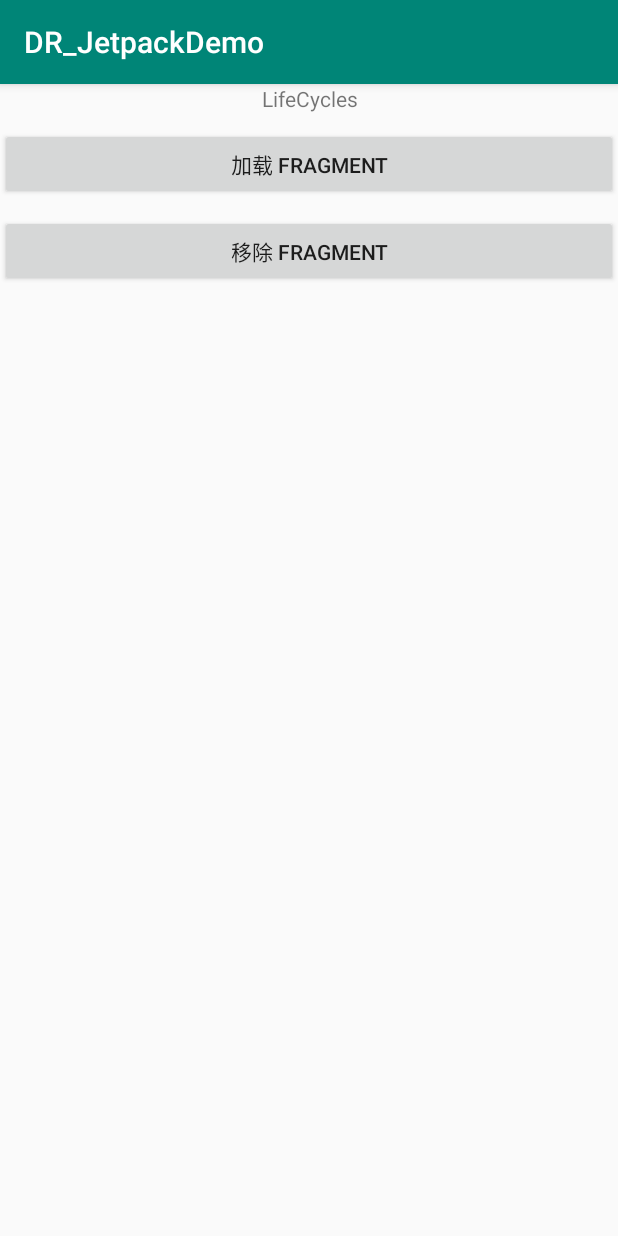
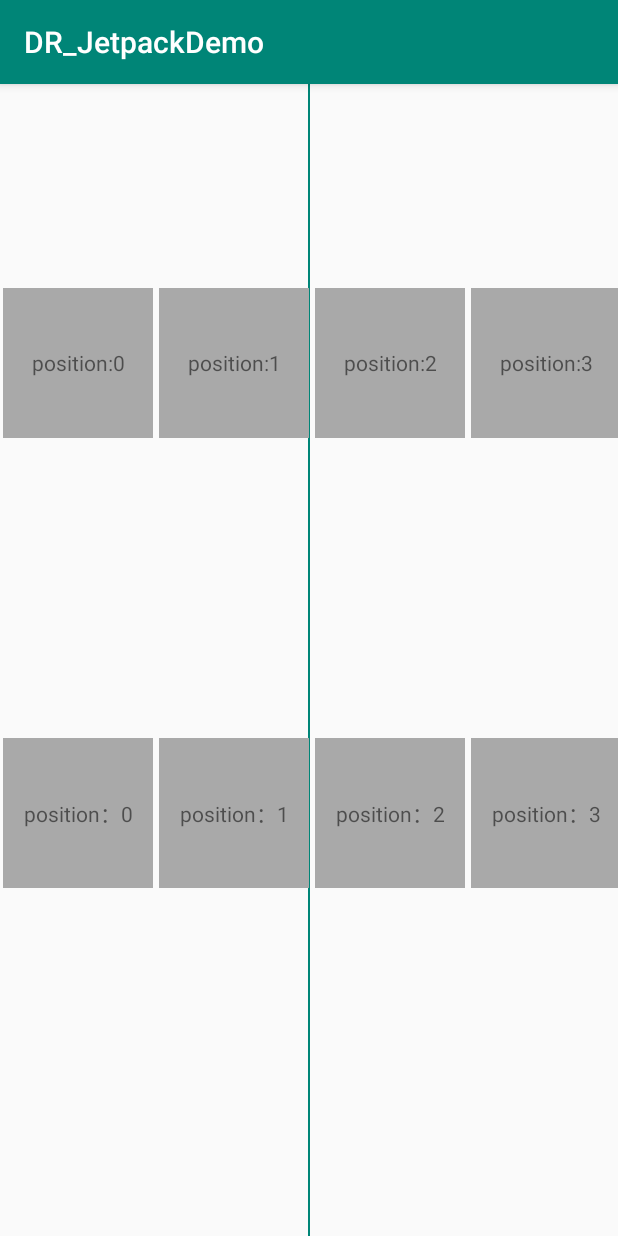
Before and after one commit to DRPrincess/DRJetpackDemo, an Android app: the screen it shows after launch (LifecycleActivity before the commit, RecyclerViewActivity after it), on a phone screen of 412 x 824 dp. Run offline under Robolectric (Android 15) with nearby library versions, the phone set to English and light mode, and no system bars.

Commit message:
居中动画展示完成

```diff
--- a/app/build.gradle
+++ b/app/build.gradle
@@ -38,4 +38,6 @@ dependencies {
     implementation "androidx.lifecycle:lifecycle-runtime-ktx:$lifecycle_version"
     implementation "androidx.lifecycle:lifecycle-process:$lifecycle_version"
     kapt "androidx.lifecycle:lifecycle-compiler:$lifecycle_version"
+    implementation 'androidx.recyclerview:recyclerview:1.2.1'
+
 }
--- a/app/src/main/java/com/dr/jetpackdemo/lifecycle/LifecycleActivity.kt
+++ b/app/src/main/java/com/dr/jetpackdemo/lifecycle/LifecycleActivity.kt
@@ -33,7 +33,6 @@ class LifecycleActivity : AppCompatActivity() {
         }
 
         testSafeIterableMap()
-ø
 
 
     }
--- /dev/null
+++ b/app/src/main/java/com/dr/jetpackdemo/recyclerview/DemoAdapter.kt
@@ -0,0 +1,133 @@
+package com.dr.jetpackdemo.recyclerview
+
+import android.animation.AnimatorSet
+import android.animation.ObjectAnimator
+import android.util.Log
+import android.view.LayoutInflater
+import android.view.View
+import android.view.ViewGroup
+import android.view.animation.AccelerateDecelerateInterpolator
+import android.view.animation.DecelerateInterpolator
+import android.view.animation.Interpolator
+import androidx.recyclerview.widget.RecyclerView
+import com.dr.jetpackdemo.R
+import kotlinx.android.synthetic.main.layout_recycler_item_view.view.*
+import java.lang.reflect.Method
+
+/**
+ * 功能：
+ * 作者： duanrui
+ * 时间： 2022/9/26
+ */
+class DemoAdapter(private val recyclerView: RecyclerView) : RecyclerView.Adapter<DemoHolder>() {
+    override fun onCreateViewHolder(parent: ViewGroup, viewType: Int): DemoHolder {
+        val itemView =
+            LayoutInflater.from(parent.context)
+                .inflate(R.layout.layout_recycler_item_view_demo, parent, false)
+
+        return DemoHolder(itemView, recyclerView)
+    }
+
+    override fun getItemCount(): Int {
+        return 15
+    }
+
+    override fun onBindViewHolder(holder: DemoHolder, position: Int) {
+        holder.itemView.tv.text = "position:$position"
+    }
+
+
+}
+
+class DemoHolder
+    (itemView: View, private val recyclerView: RecyclerView) : RecyclerView.ViewHolder(itemView) {
+    init {
+        itemView.isFocusable = true
+        itemView.setOnClickListener {
+            val amount = getScrollAmount(recyclerView, itemView);//计算需要滑动的距离
+            //滑动到指定距离
+            Log.d(TAG, "position=${bindingAdapterPosition},view.left=${itemView.left},paddingLeft=${recyclerView.paddingLeft},paddingRight=${recyclerView.paddingRight},width= ${recyclerView.width},Itemwidth= ${itemView.width},out=${amount[0]},${amount[1]}")
+            scrollToAmount(recyclerView, amount[0], amount[1]);
+        }
+//        itemView.setFocusable(true)
+//        itemView.onFocusChangeListener = object : View.OnFocusChangeListener {
+//            override fun onFocusChange(v: View?, hasFocus: Boolean) {
+//                if (hasFocus) {
+//                    val amount = getScrollAmount(recyclerView, itemView);//计算需要滑动的距离
+//                    //滑动到指定距离
+//                    scrollToAmount(recyclerView, amount[0], amount[1]);
+//                    //itemView.setTranslationZ(20);//阴影
+//                    ofFloatAnimator(itemView, 1f, 1.3f);//放大
+//                } else {
+//                    //itemView.setTranslationZ(0);
+//                    ofFloatAnimator(itemView, 1.3f, 1f);
+//                }
+//            }
+//        }
+    }
+
+    private val TAG = "DemoHolder"
+
+
+    //放大动画
+    private fun ofFloatAnimator(view: View, start: Float, end: Float) {
+        val animatorSet = AnimatorSet()
+        animatorSet.duration = 700 //动画时间
+        val scaleX = ObjectAnimator.ofFloat(view, "scaleX", start, end)
+        val scaleY = ObjectAnimator.ofFloat(view, "scaleY", start, end)
+        animatorSet.interpolator = DecelerateInterpolator() //插值器
+        animatorSet.play(scaleX).with(scaleY) //组合动画,同时基于x和y轴放大
+        animatorSet.start()
+    }
+
+    /**
+     * 计算需要滑动的距离,使焦点在滑动中始终居中
+     * @param recyclerView
+     * @param view
+     */
+    private fun getScrollAmount(recyclerView: RecyclerView, view: View): IntArray {
+
+        val out = IntArray(2)
+        val parentLeft = recyclerView.getPaddingLeft();
+        val parentTop = recyclerView.getPaddingTop();
+        val parentRight = recyclerView.getWidth() - recyclerView.getPaddingRight();
+        val childLeft = view.getLeft() + 0 - view.getScrollX();
+        val childTop = view.getTop() + 0 - view.getScrollY();
+
+        val dx =
+            childLeft - parentLeft - ((parentRight - view.getWidth()) / 2);
+        //item左边距减去Recyclerview不在屏幕内的部分，加当前Recyclerview一半的宽度就是居中
+
+        val dy = childTop - parentTop - (parentTop - view.getHeight()) / 2;//同上
+        out[0] = dx
+        out[1] = dy
+        return out
+    }
+
+    //根据坐标滑动到指定距离
+    private fun scrollToAmount(recyclerView: RecyclerView, dx: Int, dy: Int) {
+        //如果没有滑动速度等需求，可以直接调用这个方法，使用默认的速度
+//                recyclerView.smoothScrollBy(dx,dy);
+
+        //以下对滑动速度提出定制
+        try {
+            val recClass: Class<*> = recyclerView.javaClass
+            val smoothMethod: Method = recClass.getDeclaredMethod(
+                "smoothScrollBy",
+                Int::class.javaPrimitiveType,
+                Int::class.javaPrimitiveType,
+                Interpolator::class.java,
+                Int::class.javaPrimitiveType
+            )
+            smoothMethod.invoke(
+                recyclerView,
+                dx,
+                dy,
+                AccelerateDecelerateInterpolator(),
+                700
+            ) //时间设置为700毫秒，
+        } catch (e: Exception) {
+            e.printStackTrace()
+        }
+    }
+}
--- /dev/null
+++ b/app/src/main/java/com/dr/jetpackdemo/recyclerview/MyAdapter.kt
@@ -0,0 +1,192 @@
+package com.dr.jetpackdemo.recyclerview
+
+import android.animation.AnimatorSet
+import android.animation.ObjectAnimator
+import android.util.Log
+import android.view.LayoutInflater
+import android.view.View
+import android.view.ViewGroup
+import android.view.animation.AccelerateDecelerateInterpolator
+import android.view.animation.DecelerateInterpolator
+import android.view.animation.Interpolator
+import android.widget.LinearLayout
+import androidx.recyclerview.widget.LinearLayoutManager
+import androidx.recyclerview.widget.RecyclerView
+import com.dr.jetpackdemo.R
+import kotlinx.android.synthetic.main.layout_recycler_item_view.view.*
+import java.lang.reflect.Method
+
+/**
+ * 功能：
+ * 作者： duanrui
+ * 时间： 2022/9/26
+ */
+class MyAdapter(private val recyclerView: RecyclerView) : RecyclerView.Adapter<MyHolder>() {
+    private var selectedPosition = -1
+    private var oldPosition = -1
+
+    private  val UPDATE_REASON_LIKE = "99999dr"
+    fun setSelectPosition(position: Int) {
+        oldPosition = selectedPosition;
+        selectedPosition = position
+        //通知上次选中的viewHolder，取消选中
+        notifyItemChanged(oldPosition,UPDATE_REASON_LIKE)
+        //通知本地选中的viewHolder设置选中效果
+        notifyItemChanged(position,UPDATE_REASON_LIKE)
+
+//        //通知上次选中的viewHolder，取消选中
+//        notifyItemChanged(oldPosition)
+//        //通知本地选中的viewHolder设置选中效果
+//        notifyItemChanged(position)
+    }
+
+
+
+    override fun onCreateViewHolder(parent: ViewGroup, viewType: Int): MyHolder {
+        val itemView =
+            LayoutInflater.from(parent.context)
+                .inflate(R.layout.layout_recycler_item_view, parent, false)
+        return MyHolder(itemView, recyclerView)
+    }
+
+    override fun getItemCount(): Int {
+        return 15
+    }
+
+    override fun onBindViewHolder(holder: MyHolder, position: Int) {
+        holder.setView(position, selectedPosition == position)
+    }
+
+    override fun onBindViewHolder(holder: MyHolder, position: Int, payloads: MutableList<Any>) {
+        val updateByPayload = bindPosViewWithPayLoads(holder, position, payloads)
+        if (!updateByPayload) {
+            onBindViewHolder(holder, position)
+        }
+    }
+    private fun bindPosViewWithPayLoads(holder: MyHolder, item: Int, payloads: MutableList<Any>): Boolean {
+        var updateByPayload = false
+        for (payload in payloads) {
+            if (payload == UPDATE_REASON_LIKE) {
+                holder.setView(item,item == selectedPosition,item>oldPosition)
+                updateByPayload = true
+            }
+        }
+        return updateByPayload
+    }
+
+}
+
+class MyHolder(itemView: View, private val recyclerView: RecyclerView) : RecyclerView.ViewHolder(itemView) {
+    init {
+        itemView.tv.setOnClickListener {
+            (recyclerView.adapter as MyAdapter).setSelectPosition(this.bindingAdapterPosition)
+        }
+    }
+
+    private  val TAG = "MyHolder"
+
+
+    fun setView(position: Int, isSelected: Boolean,isLeft:Boolean =  false) {
+//        val layoutParams = itemView.layoutParams as LinearLayout.LayoutParams
+//        if(position ==0){
+//            layoutParams.setMargins(12,0,6,0)
+//        }else if(position==14){
+//            layoutParams.setMargins(6,0,12,0)
+//        }
+//        itemView.layoutParams =layoutParams
+
+        if (isSelected) {
+            itemView.tv.visibility = View.GONE
+            itemView.tvBig.visibility = View.VISIBLE
+            itemView.tvBig.text = "position：$position"
+        } else {
+            itemView.tvBig.visibility = View.GONE
+            itemView.tv.visibility = View.VISIBLE
+            itemView.tv.text = "position：$position"
+        }
+        itemView.tv.text = "position：$position"
+        if (isSelected) {
+            var leftOffset = 0
+            if(isLeft){
+                leftOffset = 263
+            }
+            val amount = getScrollAmount(recyclerView, itemView,leftOffset);//计算需要滑动的距离
+            Log.e(TAG, "position=${bindingAdapterPosition},view.left=${itemView.left},paddingLeft=${recyclerView.paddingLeft},paddingRight=${recyclerView.paddingRight},width= ${recyclerView.width},Itemwidth= ${itemView.width},out=${amount[0]},${amount[1]}")
+            //滑动到指定距离
+            scrollToAmount(recyclerView, amount[0], amount[1])
+        }
+    }
+
+    //放大动画
+    private fun ofFloatAnimator(view: View, start: Float, end: Float) {
+        val animatorSet = AnimatorSet()
+        animatorSet.duration = 700 //动画时间
+        val scaleX = ObjectAnimator.ofFloat(view, "scaleX", start, end)
+        val scaleY = ObjectAnimator.ofFloat(view, "scaleY", start, end)
+        animatorSet.interpolator = DecelerateInterpolator() //插值器
+        animatorSet.play(scaleX).with(scaleY) //组合动画,同时基于x和y轴放大
+        animatorSet.start()
+    }
+
+    /**
+     * 计算需要滑动的距离,使焦点在滑动中始终居中
+     * @param recyclerView
+     * @param view
+     */
+    private fun getScrollAmount(recyclerView: RecyclerView, view: View, leftOffset:Int): IntArray {
+
+        val parentWidth = recyclerView.width //在屏幕上展示的宽度
+        val itemWidth = view.width+263 //item宽度
+        val out = IntArray(2)
+        //recyclerView 左侧的边界
+        val parentLeft = recyclerView.paddingLeft;
+        val parentTop = recyclerView.paddingTop;
+        val parentRight = parentWidth - recyclerView.paddingRight;
+        //item 距离屏幕上左侧可见边界的距离
+        val childLeft = view.left + 0 - view.scrollX-leftOffset
+        val childTop = view.top + 0 - view.scrollY
+
+        //item左边距减去 Recyclerview不在屏幕内的部分，加当前Recyclerview一半的宽度就是居中
+        val dx =
+            childLeft - parentLeft - ((parentRight - itemWidth) / 2);
+
+        val dy = childTop - parentTop - (parentTop - view.getHeight()) / 2;//同上
+        out[0] = dx
+        out[1] = dy
+        return out
+    }
+
+    /**
+     * dx和dy表示滑动的距离，
+     * 当dx为正值，View内容会向左边滑动，反之向右边滑动；
+     * 当dy为正值，View内容会向上边滑动，反之向下边滑动。
+     *
+     */
+    //根据坐标滑动到指定距离
+    private fun scrollToAmount(recyclerView: RecyclerView, dx: Int, dy: Int) {
+        //如果没有滑动速度等需求，可以直接调用这个方法，使用默认的速度
+//                recyclerView.smoothScrollBy(dx,dy);
+
+        //以下对滑动速度提出定制
+        try {
+            val recClass: Class<*> = recyclerView.javaClass
+            val smoothMethod: Method = recClass.getDeclaredMethod(
+                "smoothScrollBy",
+                Int::class.javaPrimitiveType,
+                Int::class.javaPrimitiveType,
+                Interpolator::class.java,
+                Int::class.javaPrimitiveType
+            )
+            smoothMethod.invoke(
+                recyclerView,
+                dx,
+                dy,
+                AccelerateDecelerateInterpolator(),
+                700
+            ) //时间设置为700毫秒，
+        } catch (e: Exception) {
+            e.printStackTrace()
+        }
+    }
+
+}
--- /dev/null
+++ b/app/src/main/java/com/dr/jetpackdemo/recyclerview/RecyclerViewActivity.kt
@@ -0,0 +1,43 @@
+package com.dr.jetpackdemo.recyclerview
+
+import android.os.Bundle
+import androidx.appcompat.app.AppCompatActivity
+import androidx.recyclerview.widget.LinearLayoutManager
+import androidx.recyclerview.widget.StaggeredGridLayoutManager
+import com.dr.jetpackdemo.R
+import kotlinx.android.synthetic.main.activity_recycler_view.*
+
+
+/**
+ * 功能：
+ * 作者： duanrui
+ * 时间： 2022/9/26
+ */
+class RecyclerViewActivity : AppCompatActivity() {
+
+    override fun onCreate(savedInstanceState: Bundle?) {
+        super.onCreate(savedInstanceState)
+        setContentView(R.layout.activity_recycler_view)
+        recyclerView.layoutManager = LinearLayoutManager(
+            this,
+            LinearLayoutManager.HORIZONTAL,
+            false
+        )
+        recyclerView.adapter = DemoAdapter(recyclerView)
+
+
+
+        recyclerViewOther.layoutManager = LinearLayoutManager(
+            this,
+            LinearLayoutManager.HORIZONTAL,
+            false
+        )
+//        val horizontalManager =
+//            StaggeredGridLayoutManager(spanCount, StaggeredGridLayoutManager.HORIZONTAL)
+
+
+        recyclerViewOther.adapter = MyAdapter(recyclerViewOther)
+
+
+    }
+}
--- /dev/null
+++ b/app/src/main/res/layout/activity_recycler_view.xml
@@ -0,0 +1,43 @@
+<?xml version="1.0" encoding="utf-8"?>
+<RelativeLayout xmlns:android="http://schemas.android.com/apk/res/android"
+    xmlns:app="http://schemas.android.com/apk/res-auto"
+    xmlns:tools="http://schemas.android.com/tools"
+    android:layout_width="match_parent"
+    android:layout_height="match_parent"
+    tools:context=".MainActivity">
+    <View
+        android:layout_width="1dp"
+        android:layout_height="match_parent"
+        android:layout_centerInParent="true"
+        android:background="@color/colorPrimary"/>
+
+    <LinearLayout
+        android:layout_width="match_parent"
+        android:layout_height="match_parent"
+        android:orientation="vertical"
+        android:gravity="center">
+
+        <androidx.recyclerview.widget.RecyclerView
+            android:id="@+id/recyclerView"
+            android:layout_width="match_parent"
+            android:layout_height="200dp"
+            android:text="Hello World!"
+            />
+
+
+        <androidx.recyclerview.widget.RecyclerView
+            android:id="@+id/recyclerViewOther"
+            android:layout_width="match_parent"
+            android:layout_height="200dp"
+            android:text="Hello World!"
+            android:layout_marginTop="100dp" />
+
+
+
+    </LinearLayout>
+
+
+
+
+
+</RelativeLayout>
--- /dev/null
+++ b/app/src/main/res/layout/layout_recycler_item_view.xml
@@ -0,0 +1,28 @@
+<?xml version="1.0" encoding="utf-8"?>
+<LinearLayout xmlns:android="http://schemas.android.com/apk/res/android"
+    xmlns:tools="http://schemas.android.com/tools"
+    android:layout_width="wrap_content"
+    android:layout_height="wrap_content"
+    android:layout_margin="2dp"
+    android:orientation="horizontal"
+    tools:context=".MainActivity">
+
+    <TextView
+        android:id="@+id/tv"
+        android:layout_width="100dp"
+        android:layout_height="100dp"
+        android:background="#A9A9A9"
+        android:gravity="center"
+        android:text="Hello World!" />
+
+    <TextView
+        android:id="@+id/tvBig"
+        android:layout_width="200dp"
+        android:layout_height="100dp"
+        android:background="@color/colorPrimary"
+        android:gravity="center"
+        android:text="Hello World!"
+        android:visibility="gone"
+        tools:visibility="visible" />
+
+</LinearLayout>
--- /dev/null
+++ b/app/src/main/res/layout/layout_recycler_item_view_demo.xml
@@ -0,0 +1,18 @@
+<?xml version="1.0" encoding="utf-8"?>
+<LinearLayout xmlns:android="http://schemas.android.com/apk/res/android"
+    xmlns:tools="http://schemas.android.com/tools"
+    android:layout_width="wrap_content"
+    android:layout_height="wrap_content"
+    android:layout_margin="2dp"
+    android:orientation="horizontal"
+    tools:context=".MainActivity">
+
+    <TextView
+        android:id="@+id/tv"
+        android:layout_width="100dp"
+        android:layout_height="100dp"
+        android:background="#A9A9A9"
+        android:gravity="center"
+        android:text="Hello World!" />
+
+</LinearLayout>
```
Also changed, not shown: app/src/main/AndroidManifest.xml (+8 -2 lines), app/src/main/java/com/dr/jetpackdemo/recyclerview/CustomLinearLayout.java (added, +162 -0 lines).
